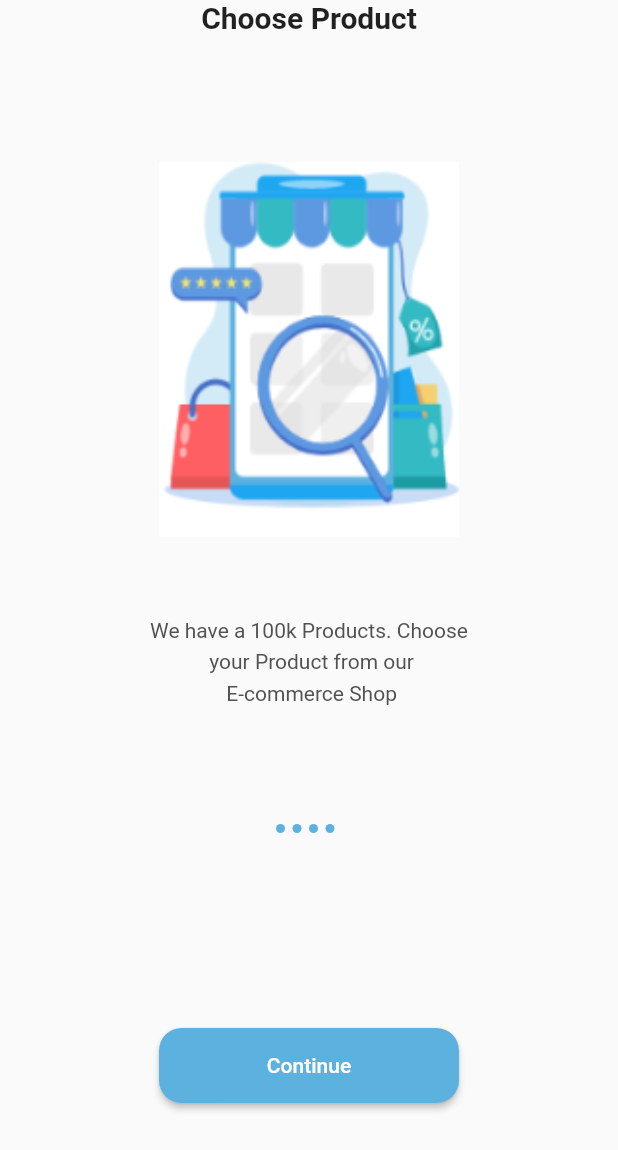
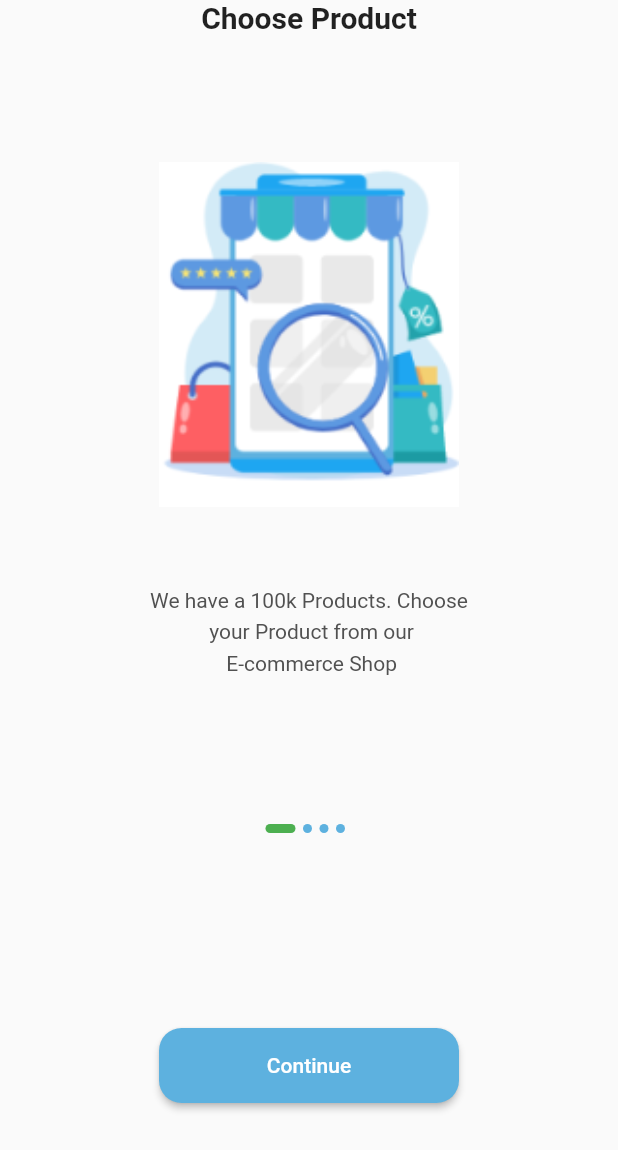
Before and after one commit to mostafa1255/E-commerceApp, a Flutter app: the OnBoardingPages screen opened directly, after a tap on "Continue", on a phone screen of 412 x 824 dp. Shown: the top 1150 px of the screen. Run offline on Flutter 3.47's test engine with Material 2 defaults, Android fonts, the phone set to English and light mode, and no system bars; our stand-ins replace get.

```diff
--- /dev/null
+++ b/lib/controller/onBoarding_Controller.dart
@@ -0,0 +1,38 @@
+import 'package:ecommerce/data/datasource/Static/static.dart';
+import 'package:flutter/material.dart';
+import 'package:get/get.dart';
+
+abstract class onBoardingController extends GetxController {
+  next();
+  onPageChanged(int index);
+}
+
+class onBoardingControllerImp extends onBoardingController {
+  late PageController pageController;
+
+  int cunrrentPage = 0;
+
+  @override
+  next() {
+    cunrrentPage++;
+
+    if (cunrrentPage > OnBoardingList.length - 1) {
+      print('Login');
+    }
+
+    pageController.animateToPage(cunrrentPage,
+        duration: const Duration(microseconds: 900), curve: Curves.easeInOut);
+  }
+
+  @override
+  onPageChanged(int index) {
+    cunrrentPage = index;
+    update();
+  }
+
+  @override
+  void onInit() {
+    pageController = PageController();
+    super.onInit();
+  }
+}
--- /dev/null
+++ b/lib/core/constant/routesName.dart
@@ -0,0 +1,3 @@
+class AppRoute {
+  static const String login = "/login";
+}
--- a/lib/main.dart
+++ b/lib/main.dart
@@ -1,3 +1,4 @@
+import 'package:ecommerce/routes.dart';
 import 'package:ecommerce/view/Screen/onboarding.dart';
 import 'package:flutter/material.dart';
 import 'package:get/get.dart';
@@ -12,9 +13,10 @@ class Ecommerce extends StatelessWidget {
 
   @override
   Widget build(BuildContext context) {
-    return const GetMaterialApp(
+    return GetMaterialApp(
       debugShowCheckedModeBanner: false,
-      home: OnBoardingPages(),
+      routes: route,
+      home: const OnBoardingPages(),
     );
   }
 }
--- a/lib/view/Screen/onboarding.dart
+++ b/lib/view/Screen/onboarding.dart
@@ -1,13 +1,16 @@
+import 'package:ecommerce/controller/onBoarding_Controller.dart';
 import 'package:flutter/material.dart';
 import '../Widget/OnBoarding/Custom_Slider.dart';
 import '../Widget/OnBoarding/Custom_button.dart';
 import '../Widget/OnBoarding/dotcontroller.dart';
+import 'package:get/get.dart';
 
 class OnBoardingPages extends StatelessWidget {
   const OnBoardingPages({super.key});
 
   @override
   Widget build(BuildContext context) {
+    Get.put(onBoardingControllerImp());
     return Scaffold(
         body: SafeArea(
       child: Column(
--- a/lib/view/Widget/OnBoarding/Custom_Slider.dart
+++ b/lib/view/Widget/OnBoarding/Custom_Slider.dart
@@ -1,9 +1,11 @@
+import 'package:ecommerce/controller/onBoarding_Controller.dart';
 import 'package:flutter/material.dart';
+import 'package:get/get.dart';
 
 import '../../../core/constant/App_Colors.dart';
 import '../../../data/datasource/Static/static.dart';
 
-class CustomSlider extends StatelessWidget {
+class CustomSlider extends GetView<onBoardingControllerImp> {
   const CustomSlider({
     super.key,
   });
@@ -11,14 +13,17 @@ class CustomSlider extends StatelessWidget {
   @override
   Widget build(BuildContext context) {
     return PageView.builder(
+      controller: controller.pageController,
+      onPageChanged: (value) {
+        controller.onPageChanged(value);
+      },
       itemCount: OnBoardingList.length,
       itemBuilder: (context, index) {
         return Column(
           children: [
             Text(
               OnBoardingList[index].title!,
-              style: const TextStyle(
-                  fontWeight: FontWeight.bold, fontSize: 20),
+              style: const TextStyle(fontWeight: FontWeight.bold, fontSize: 20),
             ),
             const SizedBox(
               height: 85,
@@ -26,7 +31,7 @@ class CustomSlider extends StatelessWidget {
             Image.asset(
               OnBoardingList[index].image!,
               width: 200,
-              height: 250,
+              height: 230,
               fit: BoxFit.fill,
             ),
             const SizedBox(
@@ -38,8 +43,7 @@ class CustomSlider extends StatelessWidget {
               child: Text(
                 OnBoardingList[index].body!,
                 textAlign: TextAlign.center,
-                style:
-                    const TextStyle(height: 1.5, color: AppColor.grey),
+                style: const TextStyle(height: 1.5, color: AppColor.grey),
               ),
             ),
           ],
--- a/lib/view/Widget/OnBoarding/Custom_button.dart
+++ b/lib/view/Widget/OnBoarding/Custom_button.dart
@@ -1,8 +1,10 @@
+import 'package:ecommerce/controller/onBoarding_Controller.dart';
 import 'package:flutter/material.dart';
+import 'package:get/get.dart';
 
 import '../../../core/constant/App_Colors.dart';
 
-class CustomButton extends StatelessWidget {
+class CustomButton extends GetView<onBoardingControllerImp> {
   const CustomButton({
     super.key,
   });
@@ -10,11 +12,13 @@ class CustomButton extends StatelessWidget {
   @override
   Widget build(BuildContext context) {
     return ElevatedButton(
-        onPressed: () {},
+        onPressed: () {
+          controller.next();
+        },
         child: Text('Continue'),
         style: ButtonStyle(
-          shape: MaterialStatePropertyAll(RoundedRectangleBorder(
-              borderRadius: BorderRadius.circular(15))),
+          shape: MaterialStatePropertyAll(
+              RoundedRectangleBorder(borderRadius: BorderRadius.circular(15))),
           backgroundColor: const MaterialStatePropertyAll(
             AppColor.PrimaryColor,
           ),
--- a/lib/view/Widget/OnBoarding/dotcontroller.dart
+++ b/lib/view/Widget/OnBoarding/dotcontroller.dart
@@ -1,4 +1,6 @@
+import 'package:ecommerce/controller/onBoarding_Controller.dart';
 import 'package:flutter/material.dart';
+import 'package:get/get.dart';
 
 import '../../../core/constant/App_Colors.dart';
 import '../../../data/datasource/Static/static.dart';
@@ -10,21 +12,25 @@ class DotController extends StatelessWidget {
 
   @override
   Widget build(BuildContext context) {
+    return GetBuilder<onBoardingControllerImp>(builder: (controller) {
       return Row(
         mainAxisAlignment: MainAxisAlignment.center,
         children: [
           ...List.generate(OnBoardingList.length, (index) {
             return AnimatedContainer(
               margin: const EdgeInsets.only(right: 5),
-            width: 6,
+              width: controller.cunrrentPage == index ? 20 : 6,
               height: 6,
               duration: const Duration(milliseconds: 800),
               decoration: BoxDecoration(
-                color: AppColor.PrimaryColor,
+                  color: controller.cunrrentPage == index
+                      ? Colors.green
+                      : AppColor.PrimaryColor,
                   borderRadius: BorderRadius.circular(10)),
             );
           })
         ],
       );
+    });
   }
 }
```
Also changed, not shown: lib/routes.dart (added, +8 -0 lines), lib/view/Screen/auth/Login_Page.dart (added, +19 -0 lines). Lines whose indentation alone changed are shown as unchanged.
